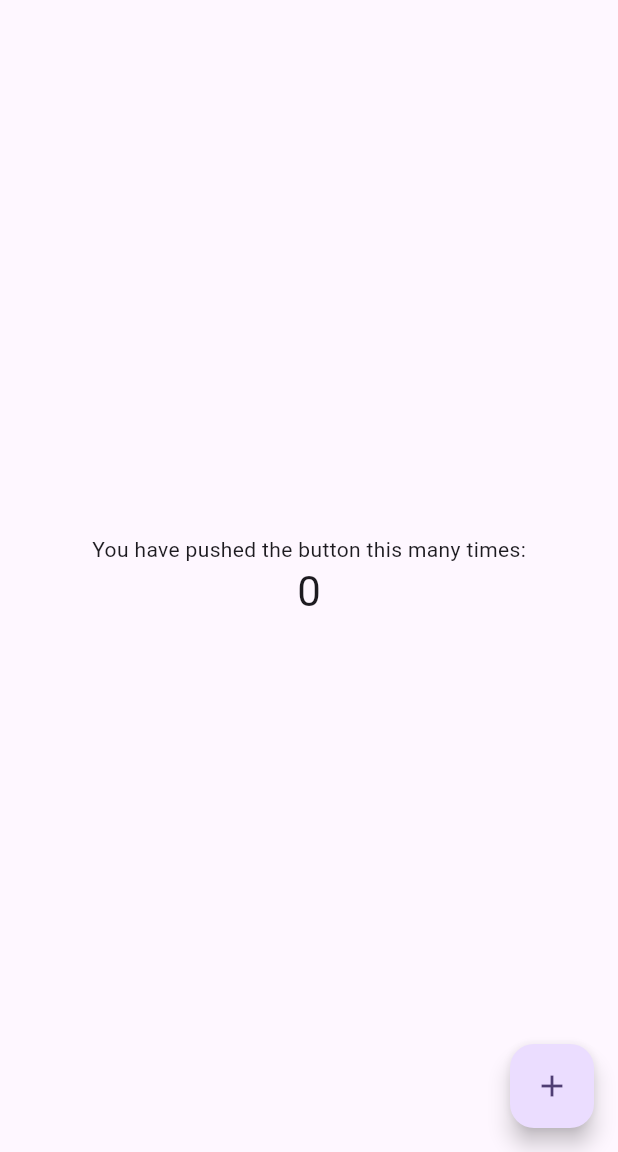
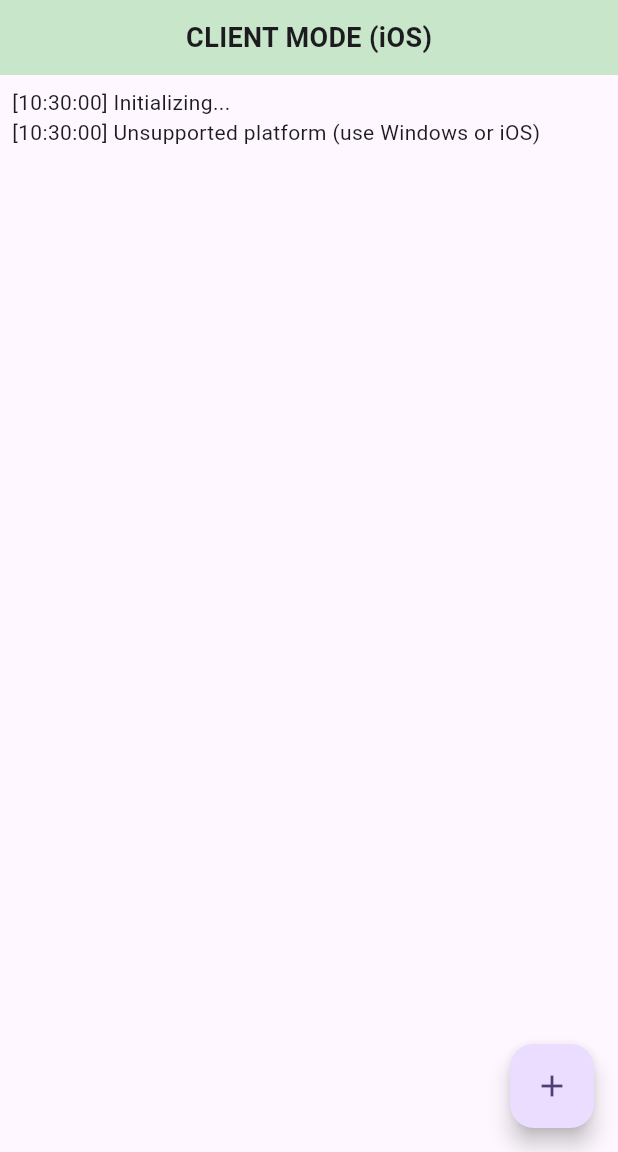
Before and after one commit to frrrrrits/sound_breath, a Flutter app: the screen it shows after launch, on a phone screen of 412 x 824 dp, the part 84-1236 px from its top. Run offline on Flutter 3.47's test engine with Material 3 defaults, Android fonts, the phone set to English and light mode, and no system bars; our stand-ins replace multicast_dns.

```diff
--- a/codemagic.yaml
+++ b/codemagic.yaml
@@ -30,7 +30,7 @@ workflows:
 
           # Move it to a known location for artifacts
           mkdir -p $CM_BUILD_DIR/artifacts
-          mv unsigned-app.ipa $CM_BUILD_DIR/artifacts/MyApp-unsigned.ipa
+          mv unsigned-app.ipa $CM_BUILD_DIR/artifacts/runner-unsigned.ipa
 
     artifacts:
       - $CM_BUILD_DIR/artifacts/*.ipa
--- a/lib/main.dart
+++ b/lib/main.dart
@@ -1,4 +1,9 @@
+import 'dart:async';
+import 'dart:convert';
+import 'dart:io';
+
 import 'package:flutter/material.dart';
+import 'package:multicast_dns/multicast_dns.dart';
 
 void main() {
   runApp(const MyApp());
@@ -12,24 +17,7 @@ class MyApp extends StatelessWidget {
   Widget build(BuildContext context) {
     return MaterialApp(
       title: 'Flutter Demo',
-      theme: ThemeData(
-        // This is the theme of your application.
-        //
-        // TRY THIS: Try running your application with "flutter run". You'll see
-        // the application has a purple toolbar. Then, without quitting the app,
-        // try changing the seedColor in the colorScheme below to Colors.green
-        // and then invoke "hot reload" (save your changes or press the "hot
-        // reload" button in a Flutter-supported IDE, or press "r" if you used
-        // the command line to start the app).
-        //
-        // Notice that the counter didn't reset back to zero; the application
-        // state is not lost during the reload. To reset the state, use hot
-        // restart instead.
-        //
-        // This works for code too, not just values: Most code changes can be
-        // tested with just a hot reload.
-        colorScheme: .fromSeed(seedColor: Colors.deepPurple),
-      ),
+      theme: ThemeData(colorScheme: .fromSeed(seedColor: Colors.deepPurple)),
       home: const MyHomePage(title: 'Flutter Demo Home Page'),
     );
   }
@@ -37,16 +25,6 @@ class MyApp extends StatelessWidget {
 
 class MyHomePage extends StatefulWidget {
   const MyHomePage({super.key, required this.title});
-
-  // This widget is the home page of your application. It is stateful, meaning
-  // that it has a State object (defined below) that contains fields that affect
-  // how it looks.
-
-  // This class is the configuration for the state. It holds the values (in this
-  // case the title) provided by the parent (in this case the App widget) and
-  // used by the build method of the State. Fields in a Widget subclass are
-  // always marked "final".
-
   final String title;
 
   @override
@@ -54,66 +32,207 @@ class MyHomePage extends StatefulWidget {
 }
 
 class _MyHomePageState extends State<MyHomePage> {
-  int _counter = 0;
+  static const String serviceName = 'flutter-sb-server';
+  static const String serviceType = '_realtimecomm._tcp';
+  static const int port = 54321;
 
-  void _incrementCounter() {
+  final List<String> _logs = [];
+  final TextEditingController _controller = TextEditingController();
+
+  ServerSocket? _server;
+  Socket? _socket;
+  String? _connectedIp;
+
+@override
+  void initState() {
+    super.initState();
+    _addLog('Initializing...');
+    if (Platform.isWindows) {
+      _startServer();
+    } else if (Platform.isIOS) {
+      _startClient();
+    } else {
+      _addLog('Unsupported platform (use Windows or iOS)');
+    }
+  }
+
+  Future<void> _startServer() async {
+    try {
+      _server = await ServerSocket.bind(InternetAddress.anyIPv4, port);
+      final ip = await _getMyIp();
+      _addLog('TCP Server running on $ip:$port');
+
+      // Start mDNS advertisement
+      final MDnsClient mdnsClient = MDnsClient();
+      await mdnsClient.start();
+      _addLog('mDNS service "$serviceName" advertised');
+
+      // Accept clients
+      _server!.listen((client) {
+        _socket = client;
+        _connectedIp = client.remoteAddress.address;
+        _addLog('Client connected: $_connectedIp');
+
+        client.listen(
+          (data) => _addLog('Client > ${utf8.decode(data).trim()}'),
+          onDone: () {
+            _addLog('Client disconnected');
+            _socket = null;
+            _connectedIp = null;
+          },
+        );
+      });
+    } catch (e) {
+      _addLog('Server error: $e');
+    }
+  }
+
+  // ==================== CLIENT (iOS) ====================
+  Future<void> _startClient() async {
+    _addLog('Searching for server via mDNS...');
+
+    final MDnsClient client = MDnsClient();
+    await client.start();
+
+    // Look for our service
+    await for (final PtrResourceRecord ptr in client.lookup<PtrResourceRecord>(
+      ResourceRecordQuery.service(serviceType),
+    )) {
+      if (ptr.domainName != '$serviceName.$serviceType.local') continue;
+
+      await for (final SrvResourceRecord srv
+          in client.lookup<SrvResourceRecord>(
+            ResourceRecordQuery.service(ptr.domainName),
+          )) {
+        await for (final IPAddressResourceRecord ip
+            in client.lookup<IPAddressResourceRecord>(
+              ResourceRecordQuery.addressIPv4(srv.target),
+            )) {
+          final String serverIp = ip.address.address;
+          final int serverPort = srv.port;
+
+          client.stop();
+          _addLog('Server found: $serverIp:$serverPort');
+          _connectToServer(serverIp, serverPort);
+          return;
+        }
+      }
+    }
+  }
+
+  Future<void> _connectToServer(String ip, int port) async {
+    try {
+      _socket = await Socket.connect(
+        ip,
+        port,
+        timeout: const Duration(seconds: 6),
+      );
+      _connectedIp = ip;
+      _addLog('Connected to server!');
+
+      _socket!.listen(
+        (data) => _addLog('Server > ${utf8.decode(data).trim()}'),
+        onDone: () => _addLog('Server disconnected'),
+      );
+    } catch (e) {
+      _addLog('Connection failed: $e');
+    }
+  }
+
+  void _send(String message) {
+    if (_socket == null) {
+      _addLog('Not connected');
+      return;
+    }
+    _socket!.write('$message\n');
+    _addLog('You > $message');
+    _controller.clear();
+  }
+
+  void _addLog(String text) {
     setState(() {
-      // This call to setState tells the Flutter framework that something has
-      // changed in this State, which causes it to rerun the build method below
-      // so that the display can reflect the updated values. If we changed
-      // _counter without calling setState(), then the build method would not be
-      // called again, and so nothing would appear to happen.
-      _counter++;
+      _logs.add('[${DateTime.now().toString().substring(11, 19)}] $text');
     });
+  }
+
+  Future<String> _getMyIp() async {
+    for (var interface in await NetworkInterface.list()) {
+      for (var addr in interface.addresses) {
+        if (!addr.isLoopback && addr.type == InternetAddressType.IPv4) {
+          return addr.address;
+        }
+      }
+    }
+    return 'unknown';
+  }
+
+  @override
+  void dispose() {
+    _socket?.destroy();
+    _server?.close();
+    super.dispose();
   }
 
   @override
   Widget build(BuildContext context) {
-    // This method is rerun every time setState is called, for instance as done
-    // by the _incrementCounter method above.
-    //
-    // The Flutter framework has been optimized to make rerunning build methods
-    // fast, so that you can just rebuild anything that needs updating rather
-    // than having to individually change instances of widgets.
+    final isClient = Platform.isIOS;
     return Scaffold(
       appBar: AppBar(
-        // TRY THIS: Try changing the color here to a specific color (to
-        // Colors.amber, perhaps?) and trigger a hot reload to see the AppBar
-        // change color while the other colors stay the same.
         backgroundColor: Theme.of(context).colorScheme.inversePrimary,
-        // Here we take the value from the MyHomePage object that was created by
-        // the App.build method, and use it to set our appbar title.
         title: Text(widget.title),
       ),
       body: Center(
-        // Center is a layout widget. It takes a single child and positions it
-        // in the middle of the parent.
         child: Column(
-          // Column is also a layout widget. It takes a list of children and
-          // arranges them vertically. By default, it sizes itself to fit its
-          // children horizontally, and tries to be as tall as its parent.
-          //
-          // Column has various properties to control how it sizes itself and
-          // how it positions its children. Here we use mainAxisAlignment to
-          // center the children vertically; the main axis here is the vertical
-          // axis because Columns are vertical (the cross axis would be
-          // horizontal).
-          //
-          // TRY THIS: Invoke "debug painting" (choose the "Toggle Debug Paint"
-          // action in the IDE, or press "p" in the console), to see the
-          // wireframe for each widget.
           mainAxisAlignment: .center,
           children: [
-            const Text('You have pushed the button this many times:'),
-            Text(
-              '$_counter',
-              style: Theme.of(context).textTheme.headlineMedium,
+            Container(
+              padding: const EdgeInsets.all(12),
+              color: Platform.isWindows ? Colors.blue[100] : Colors.green[100],
+              child: Center(
+                child: Text(
+                  Platform.isWindows
+                      ? 'SERVER MODE (Windows)'
+                      : 'CLIENT MODE (iOS)',
+                  style: const TextStyle(
+                    fontWeight: FontWeight.bold,
+                    fontSize: 18,
+                  ),
+                ),
+              ),
             ),
+            Expanded(
+              child: ListView.builder(
+                padding: const EdgeInsets.all(8),
+                itemCount: _logs.length,
+                itemBuilder: (_, i) => Text(_logs[i]),
+              ),
+            ),
+            if (isClient)
+              Padding(
+                padding: const EdgeInsets.all(12),
+                child: Row(
+                  children: [
+                    Expanded(
+                      child: TextField(
+                        controller: _controller,
+                        decoration: const InputDecoration(
+                          hintText: 'Type a message',
+                        ),
+                        onSubmitted: (_) => _send(_controller.text),
+                      ),
+                    ),
+                    IconButton(
+                      icon: const Icon(Icons.send),
+                      onPressed: () => _send(_controller.text),
+                    ),
+                  ],
+                ),
+              ),
           ],
         ),
       ),
       floatingActionButton: FloatingActionButton(
-        onPressed: _incrementCounter,
+        onPressed: _startServer,
         tooltip: 'Increment',
         child: const Icon(Icons.add),
       ),
```
Also changed, not shown: 1 other file.
